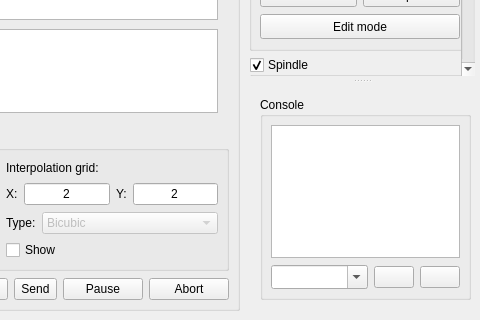
The window that src/frmmain.ui (stribor/Candle) describes before a commit, drawn with Qt 5; both pictures show x 472 to 952 and y 527 to 847 of the 952 by 847 pixel window.
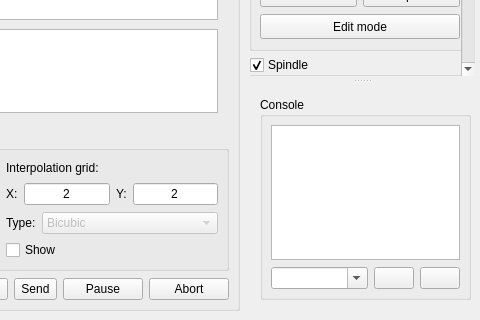
The same window after the commit. Icons and pictures are not drawn. Custom widgets are drawn as their Qt base class.

Commit message: linux build with cmake tested, and small fixes

Patch:
```diff
--- a/src/frmmain.ui
+++ b/src/frmmain.ui
@@ -2544,11 +2544,6 @@
               <layout class="QHBoxLayout" name="horizontalLayout_7" stretch="1,0,0">
                <item>
                 <widget class="ComboBox" name="cboCommand">
-                 <property name="styleSheet">
-                  <string notr="true">padding-top: 3;
-padding-bottom: 3;
-padding-right: 8;</string>
-                 </property>
                  <property name="editable">
                   <bool>true</bool>
                  </property>
```
Lines whose indentation alone changed are shown as unchanged. The commit also changes 1 other file.
